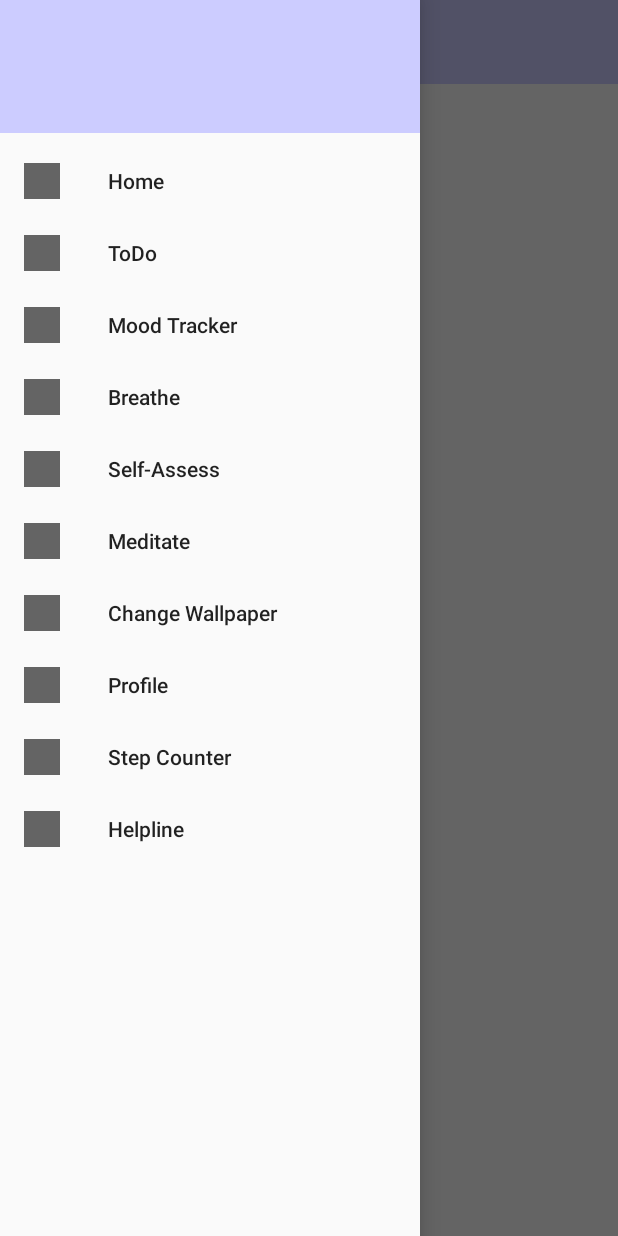
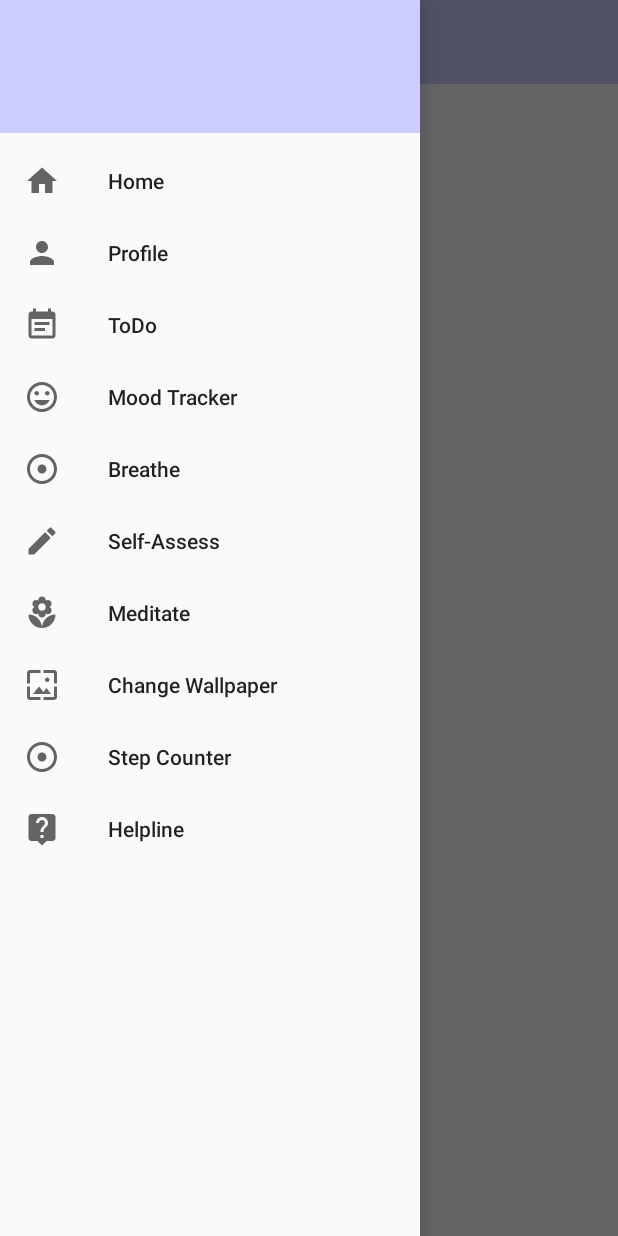
Before and after one commit to srihitha97/HeadBud, an Android app: the MainActivity screen opened directly, with no data from a screen before it, with the side drawer open, on a phone screen of 412 x 824 dp. Run offline under Robolectric (Android 15) with nearby library versions, the phone set to English and light mode, and no system bars; Roboto replaces fonts that are not available here.

Commit message:
added menu icons

```diff
--- a/app/src/main/java/com/pacman/Headbud/ui/register/RegisterViewModel.java
+++ b/app/src/main/java/com/pacman/Headbud/ui/register/RegisterViewModel.java
@@ -47,7 +47,7 @@ public class RegisterViewModel extends ViewModel {
     }
 
     private boolean isPasswordValid(String password) {
-        return password != null && password.trim().length() > 5;
+        return password != null;
     }
 
     private boolean isDOBValid(String DOB) {
--- /dev/null
+++ b/app/src/main/res/drawable-v24/ic_ambient.xml
@@ -0,0 +1,9 @@
+<vector xmlns:android="http://schemas.android.com/apk/res/android"
+        android:width="24dp"
+        android:height="24dp"
+        android:viewportWidth="24.0"
+        android:viewportHeight="24.0">
+    <path
+        android:fillColor="#FF000000"
+        android:pathData="M12,22c4.97,0 9,-4.03 9,-9 -4.97,0 -9,4.03 -9,9zM5.6,10.25c0,1.38 1.12,2.5 2.5,2.5 0.53,0 1.01,-0.16 1.42,-0.44l-0.02,0.19c0,1.38 1.12,2.5 2.5,2.5s2.5,-1.12 2.5,-2.5l-0.02,-0.19c0.4,0.28 0.89,0.44 1.42,0.44 1.38,0 2.5,-1.12 2.5,-2.5 0,-1 -0.59,-1.85 -1.43,-2.25 0.84,-0.4 1.43,-1.25 1.43,-2.25 0,-1.38 -1.12,-2.5 -2.5,-2.5 -0.53,0 -1.01,0.16 -1.42,0.44l0.02,-0.19C14.5,2.12 13.38,1 12,1S9.5,2.12 9.5,3.5l0.02,0.19c-0.4,-0.28 -0.89,-0.44 -1.42,-0.44 -1.38,0 -2.5,1.12 -2.5,2.5 0,1 0.59,1.85 1.43,2.25 -0.84,0.4 -1.43,1.25 -1.43,2.25zM12,5.5c1.38,0 2.5,1.12 2.5,2.5s-1.12,2.5 -2.5,2.5S9.5,9.38 9.5,8s1.12,-2.5 2.5,-2.5zM3,13c0,4.97 4.03,9 9,9 0,-4.97 -4.03,-9 -9,-9z"/>
+</vector>
--- /dev/null
+++ b/app/src/main/res/drawable-v24/ic_breathe.xml
@@ -0,0 +1,9 @@
+<vector xmlns:android="http://schemas.android.com/apk/res/android"
+        android:width="24dp"
+        android:height="24dp"
+        android:viewportWidth="24.0"
+        android:viewportHeight="24.0">
+    <path
+        android:fillColor="#FF000000"
+        android:pathData="M12,2C6.49,2 2,6.49 2,12s4.49,10 10,10 10,-4.49 10,-10S17.51,2 12,2zM12,20c-4.41,0 -8,-3.59 -8,-8s3.59,-8 8,-8 8,3.59 8,8 -3.59,8 -8,8zM15,12c0,1.66 -1.34,3 -3,3s-3,-1.34 -3,-3 1.34,-3 3,-3 3,1.34 3,3z"/>
+</vector>
--- /dev/null
+++ b/app/src/main/res/drawable-v24/ic_helpline.xml
@@ -0,0 +1,9 @@
+<vector xmlns:android="http://schemas.android.com/apk/res/android"
+        android:width="24dp"
+        android:height="24dp"
+        android:viewportWidth="24.0"
+        android:viewportHeight="24.0">
+    <path
+        android:fillColor="#FF000000"
+        android:pathData="M19,2L5,2c-1.11,0 -2,0.9 -2,2v14c0,1.1 0.89,2 2,2h4l3,3 3,-3h4c1.1,0 2,-0.9 2,-2L21,4c0,-1.1 -0.9,-2 -2,-2zM13,18h-2v-2h2v2zM15.07,10.25l-0.9,0.92C13.45,11.9 13,12.5 13,14h-2v-0.5c0,-1.1 0.45,-2.1 1.17,-2.83l1.24,-1.26c0.37,-0.36 0.59,-0.86 0.59,-1.41 0,-1.1 -0.9,-2 -2,-2s-2,0.9 -2,2L8,8c0,-2.21 1.79,-4 4,-4s4,1.79 4,4c0,0.88 -0.36,1.68 -0.93,2.25z"/>
+</vector>
--- /dev/null
+++ b/app/src/main/res/drawable-v24/ic_home.xml
@@ -0,0 +1,9 @@
+<vector xmlns:android="http://schemas.android.com/apk/res/android"
+        android:width="24dp"
+        android:height="24dp"
+        android:viewportWidth="24.0"
+        android:viewportHeight="24.0">
+    <path
+        android:fillColor="#FF000000"
+        android:pathData="M10,20v-6h4v6h5v-8h3L12,3 2,12h3v8z"/>
+</vector>
--- /dev/null
+++ b/app/src/main/res/drawable-v24/ic_mood.xml
@@ -0,0 +1,9 @@
+<vector xmlns:android="http://schemas.android.com/apk/res/android"
+        android:width="24dp"
+        android:height="24dp"
+        android:viewportWidth="24.0"
+        android:viewportHeight="24.0">
+    <path
+        android:fillColor="#FF000000"
+        android:pathData="M11.99,2C6.47,2 2,6.48 2,12s4.47,10 9.99,10C17.52,22 22,17.52 22,12S17.52,2 11.99,2zM12,20c-4.42,0 -8,-3.58 -8,-8s3.58,-8 8,-8 8,3.58 8,8 -3.58,8 -8,8zM15.5,11c0.83,0 1.5,-0.67 1.5,-1.5S16.33,8 15.5,8 14,8.67 14,9.5s0.67,1.5 1.5,1.5zM8.5,11c0.83,0 1.5,-0.67 1.5,-1.5S9.33,8 8.5,8 7,8.67 7,9.5 7.67,11 8.5,11zM12,17.5c2.33,0 4.31,-1.46 5.11,-3.5L6.89,14c0.8,2.04 2.78,3.5 5.11,3.5z"/>
+</vector>
--- /dev/null
+++ b/app/src/main/res/drawable-v24/ic_profile.xml
@@ -0,0 +1,9 @@
+<vector xmlns:android="http://schemas.android.com/apk/res/android"
+        android:width="24dp"
+        android:height="24dp"
+        android:viewportWidth="24.0"
+        android:viewportHeight="24.0">
+    <path
+        android:fillColor="#FF000000"
+        android:pathData="M12,12c2.21,0 4,-1.79 4,-4s-1.79,-4 -4,-4 -4,1.79 -4,4 1.79,4 4,4zM12,14c-2.67,0 -8,1.34 -8,4v2h16v-2c0,-2.66 -5.33,-4 -8,-4z"/>
+</vector>
--- /dev/null
+++ b/app/src/main/res/drawable-v24/ic_quiz.xml
@@ -0,0 +1,9 @@
+<vector xmlns:android="http://schemas.android.com/apk/res/android"
+        android:width="24dp"
+        android:height="24dp"
+        android:viewportWidth="24.0"
+        android:viewportHeight="24.0">
+    <path
+        android:fillColor="#FF000000"
+        android:pathData="M3,17.25V21h3.75L17.81,9.94l-3.75,-3.75L3,17.25zM20.71,7.04c0.39,-0.39 0.39,-1.02 0,-1.41l-2.34,-2.34c-0.39,-0.39 -1.02,-0.39 -1.41,0l-1.83,1.83 3.75,3.75 1.83,-1.83z"/>
+</vector>
--- /dev/null
+++ b/app/src/main/res/drawable-v24/ic_sleep.xml
@@ -0,0 +1,9 @@
+<vector xmlns:android="http://schemas.android.com/apk/res/android"
+        android:width="24dp"
+        android:height="24dp"
+        android:viewportWidth="24.0"
+        android:viewportHeight="24.0">
+    <path
+        android:fillColor="#FF000000"
+        android:pathData="M9,2c-1.05,0 -2.05,0.16 -3,0.46 4.06,1.27 7,5.06 7,9.54 0,4.48 -2.94,8.27 -7,9.54 0.95,0.3 1.95,0.46 3,0.46 5.52,0 10,-4.48 10,-10S14.52,2 9,2z"/>
+</vector>
--- /dev/null
+++ b/app/src/main/res/drawable-v24/ic_todo.xml
@@ -0,0 +1,9 @@
+<vector xmlns:android="http://schemas.android.com/apk/res/android"
+        android:width="24dp"
+        android:height="24dp"
+        android:viewportWidth="24.0"
+        android:viewportHeight="24.0">
+    <path
+        android:fillColor="#FF000000"
+        android:pathData="M17,10L7,10v2h10v-2zM19,3h-1L18,1h-2v2L8,3L8,1L6,1v2L5,3c-1.11,0 -1.99,0.9 -1.99,2L3,19c0,1.1 0.89,2 2,2h14c1.1,0 2,-0.9 2,-2L21,5c0,-1.1 -0.9,-2 -2,-2zM19,19L5,19L5,8h14v11zM14,14L7,14v2h7v-2z"/>
+</vector>
--- /dev/null
+++ b/app/src/main/res/drawable-v24/ic_wallpaper.xml
@@ -0,0 +1,9 @@
+<vector xmlns:android="http://schemas.android.com/apk/res/android"
+        android:width="24dp"
+        android:height="24dp"
+        android:viewportWidth="24.0"
+        android:viewportHeight="24.0">
+    <path
+        android:fillColor="#FF000000"
+        android:pathData="M4,4h7L11,2L4,2c-1.1,0 -2,0.9 -2,2v7h2L4,4zM10,13l-4,5h12l-3,-4 -2.03,2.71L10,13zM17,8.5c0,-0.83 -0.67,-1.5 -1.5,-1.5S14,7.67 14,8.5s0.67,1.5 1.5,1.5S17,9.33 17,8.5zM20,2h-7v2h7v7h2L22,4c0,-1.1 -0.9,-2 -2,-2zM20,20h-7v2h7c1.1,0 2,-0.9 2,-2v-7h-2v7zM4,13L2,13v7c0,1.1 0.9,2 2,2h7v-2L4,20v-7z"/>
+</vector>
--- a/app/src/main/res/menu/drawer_menu.xml
+++ b/app/src/main/res/menu/drawer_menu.xml
@@ -7,44 +7,44 @@
         android:checkableBehavior="single">
 
         <item android:id="@+id/nav_home"
-            android:icon="@drawable/user"
+            android:icon="@drawable/ic_home"
             android:title="Home"/>
 
+        <item android:id="@+id/nav_profile"
+            android:icon="@drawable/ic_profile"
+            android:title="Profile"/>
+
         <item android:id="@+id/nav_todo"
-            android:icon="@drawable/user"
+            android:icon="@drawable/ic_todo"
             android:title="ToDo"/>
 
         <item android:id="@+id/nav_mood"
-            android:icon="@drawable/user"
+            android:icon="@drawable/ic_mood"
             android:title="Mood Tracker"/>
 
         <item android:id="@+id/nav_breathe"
-            android:icon="@drawable/user"
+            android:icon="@drawable/ic_breathe"
             android:title="Breathe"/>
 
         <item android:id="@+id/nav_quiz"
-            android:icon="@drawable/user"
+            android:icon="@drawable/ic_quiz"
             android:title="Self-Assess"/>
 
         <item android:id="@+id/nav_ambient"
-            android:icon="@drawable/user"
+            android:icon="@drawable/ic_ambient"
             android:title="Meditate"/>
 
         <item android:id="@+id/nav_wallpaper"
-            android:icon="@drawable/user"
+            android:icon="@drawable/ic_wallpaper"
             android:title="Change Wallpaper"/>
 
-        <item android:id="@+id/nav_profile"
-            android:icon="@drawable/user"
-            android:title="Profile"/>
-
         <item android:id="@+id/nav_steps"
-            android:icon="@drawable/user"
+            android:icon="@drawable/ic_breathe"
             android:title="Step Counter"/>
 
         <item
             android:id="@+id/nav_helpline"
-            android:icon="@drawable/user"
+            android:icon="@drawable/ic_helpline"
             android:title="Helpline" />
 
     </group>
```
